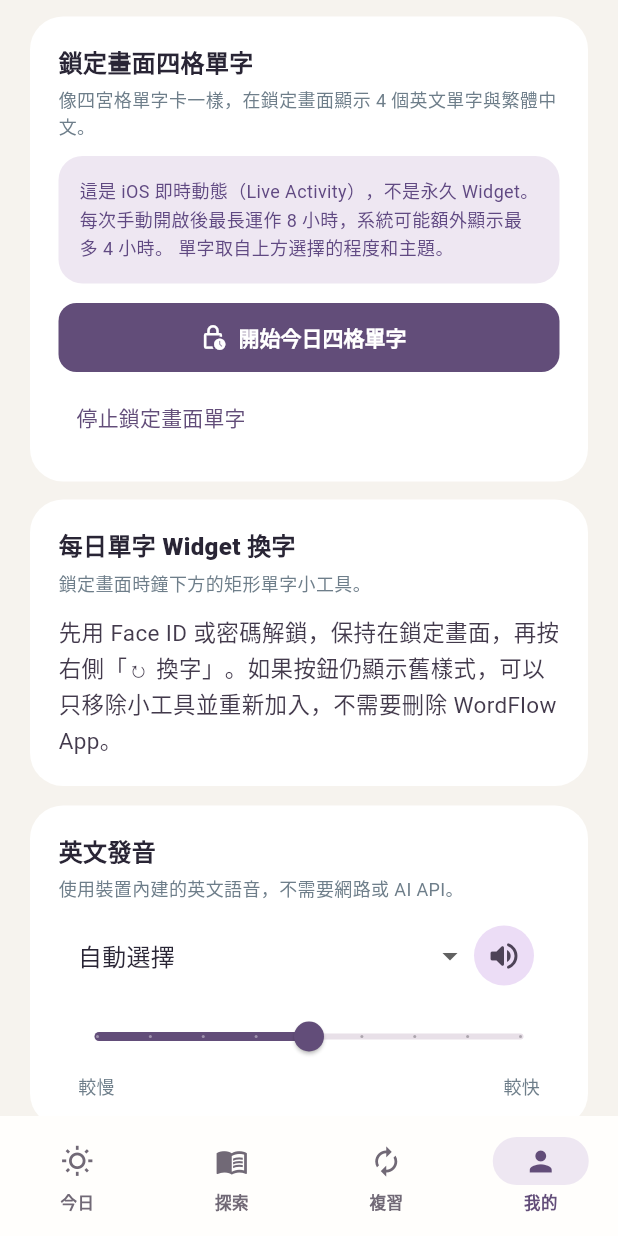
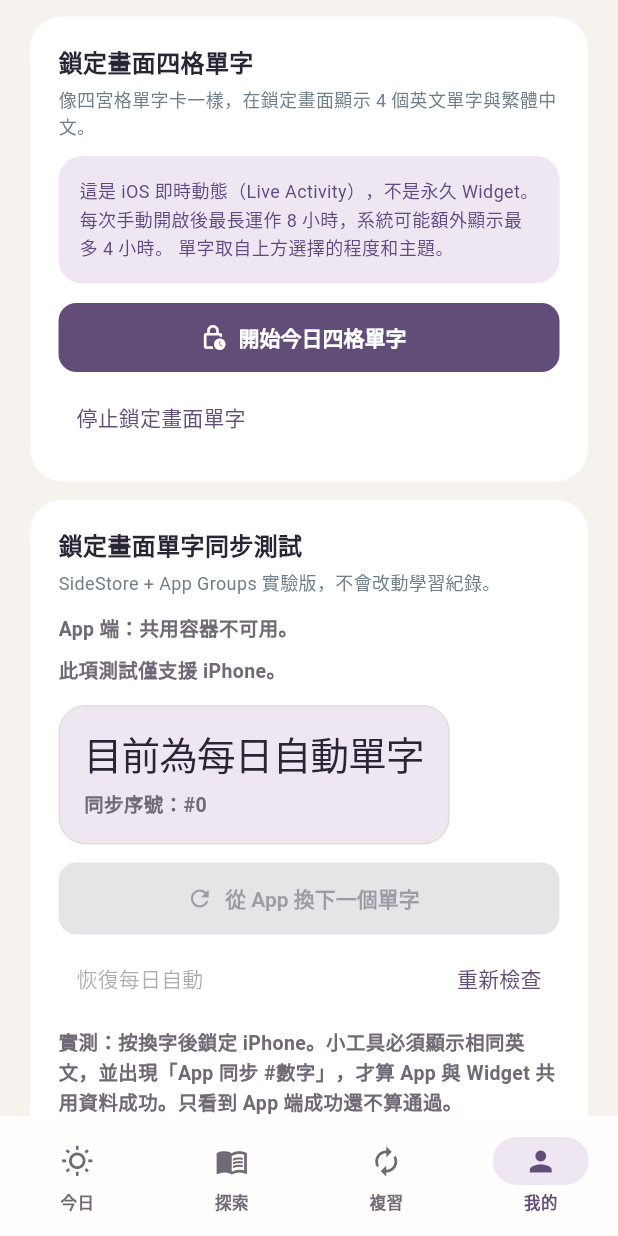
Before and after one commit to Kidkingsky/wordflow, a Flutter app: the screen it shows after launch, item 4 of the bottom bar chosen, scrolled down 576 dp, on a phone screen of 412 x 824 dp. Run offline on Flutter 3.47's test engine with Material 3 defaults, Android fonts, the phone set to English and light mode, and no system bars; our stand-ins replace flutter_tts, package_info_plus, shared_preferences.

Commit message:
test(ui): add App Groups sync controls and on-device status

```diff
--- a/lib/ui/pages/settings_page.dart
+++ b/lib/ui/pages/settings_page.dart
@@ -6,6 +6,7 @@ import 'package:package_info_plus/package_info_plus.dart';
 import '../../models/learning_item.dart';
 import '../../services/app_controller.dart';
 import '../../services/lock_screen_service.dart';
+import '../../services/widget_word_sync_service.dart';
 import '../theme/wordflow_design.dart';
 import '../../services/speech_service.dart';
 
@@ -71,16 +72,7 @@ class SettingsPage extends StatelessWidget {
         const SizedBox(height: 13),
         _LockScreenStudySection(controller: controller),
         const SizedBox(height: 12),
-        _SettingsSection(
-          title: '每日單字 Widget 換字',
-          subtitle: '鎖定畫面時鐘下方的矩形單字小工具。',
-          child: const Text(
-            '先用 Face ID 或密碼解鎖，保持在鎖定畫面，再按右側「↻ 換字」。'
-            '如果按鈕仍顯示舊樣式，可以只移除小工具並重新加入，'
-            '不需要刪除 WordFlow App。',
-            style: WordFlowDesign.body,
-          ),
-        ),
+        _AppGroupSyncExperiment(controller: controller),
         const SizedBox(height: 13),
         _SettingsSection(
           title: '英文發音',
@@ -143,6 +135,155 @@ class SettingsPage extends StatelessWidget {
   }
 }
 
+
+
+class _AppGroupSyncExperiment extends StatefulWidget {
+  const _AppGroupSyncExperiment({required this.controller});
+  final AppController controller;
+
+  @override
+  State<_AppGroupSyncExperiment> createState() => _AppGroupSyncExperimentState();
+}
+
+class _AppGroupSyncExperimentState extends State<_AppGroupSyncExperiment> {
+  WidgetWordSyncState? _status;
+  bool _busy = false;
+  String? _error;
+
+  @override
+  void initState() {
+    super.initState();
+    WidgetsBinding.instance.addPostFrameCallback((_) {
+      if (mounted) _perform(WidgetWordSyncService.status);
+    });
+  }
+
+  Future<void> _perform(Future<WidgetWordSyncState> Function() action) async {
+    if (_busy) return;
+    setState(() {
+      _busy = true;
+      _error = null;
+    });
+    try {
+      final result = await action();
+      if (!mounted) return;
+      setState(() => _status = result);
+    } on MissingPluginException {
+      if (!mounted) return;
+      setState(() => _error =
+          '找不到原生同步橋接，請確認已安裝 App Groups 實驗版。');
+    } on PlatformException catch (error) {
+      if (!mounted) return;
+      setState(() => _error = error.message ?? error.code);
+    } catch (error) {
+      if (!mounted) return;
+      setState(() => _error = '同步測試失敗：$error');
+    } finally {
+      if (mounted) setState(() => _busy = false);
+    }
+  }
+
+  @override
+  Widget build(BuildContext context) {
+    final status = _status;
+    final selected = WidgetWordSyncService.selectedItem(
+      widget.controller, status);
+    final usable = status?.available == true;
+
+    return _SettingsSection(
+      title: '鎖定畫面單字同步測試',
+      subtitle: 'SideStore + App Groups 實驗版，不會改動學習紀錄。',
+      child: Column(
+        crossAxisAlignment: CrossAxisAlignment.start,
+        children: [
+          if (_busy)
+            const Padding(
+              padding: EdgeInsets.only(bottom: 12),
+              child: LinearProgressIndicator(),
+            ),
+          Text(
+            status == null
+                ? '正在檢查 App Groups 權限…'
+                : usable
+                    ? 'App 端：共用容器可用（Widget 端仍須實測）。'
+                    : 'App 端：共用容器不可用。',
+            style: TextStyle(
+              fontSize: 13,
+              fontWeight: FontWeight.w700,
+              color: usable
+                  ? WordFlowDesign.sageDeep
+                  : WordFlowDesign.muted,
+            ),
+          ),
+          if (status?.reason != null) ...[
+            const SizedBox(height: 8),
+            Text(status!.reason!, style: WordFlowDesign.label),
+          ],
+          if (_error != null) ...[
+            const SizedBox(height: 8),
+            Text(_error!, style: const TextStyle(
+              fontSize: 13, color: Color(0xFF9D4438))),
+          ],
+          const SizedBox(height: 13),
+          Container(
+            padding: const EdgeInsets.all(16),
+            decoration: WordFlowDesign.panel(
+                color: WordFlowDesign.plumWash),
+            child: Column(
+              crossAxisAlignment: CrossAxisAlignment.start,
+              children: [
+                Text(
+                  selected == null ? '目前為每日自動單字' : selected.english,
+                  style: WordFlowDesign.english(size: 26),
+                ),
+                if (selected != null) ...[
+                  const SizedBox(height: 6),
+                  Text(selected.chinese, style: WordFlowDesign.body),
+                ],
+                const SizedBox(height: 8),
+                Text('同步序號：#${status?.revision ?? 0}', style: WordFlowDesign.label),
+              ],
+            ),
+          ),
+          const SizedBox(height: 12),
+          FilledButton.icon(
+            onPressed: usable && !_busy
+                ? () => _perform(() =>
+                    WidgetWordSyncService.nextWord(widget.controller))
+                : null,
+            icon: const Icon(Icons.refresh),
+            label: const Text('從 App 換下一個單字'),
+            style: FilledButton.styleFrom(
+              minimumSize: const Size.fromHeight(48)),
+          ),
+          const SizedBox(height: 5),
+          Row(children: [
+            TextButton(
+              onPressed: usable && !_busy
+                  ? () => _perform(WidgetWordSyncService.showDailyWord)
+                  : null,
+              child: const Text('恢復每日自動'),
+            ),
+            const Spacer(),
+            TextButton(
+              onPressed: _busy
+                  ? null
+                  : () => _perform(WidgetWordSyncService.status),
+              child: const Text('重新檢查'),
+            ),
+          ]),
+          const SizedBox(height: 9),
+          const Text(
+            '實測：按換字後鎖定 iPhone。小工具必須顯示相同英文，'
+            '並出現「App 同步 #數字」，才算 App 與 Widget 共用資料成功。'
+            '只看到 App 端成功還不算通過。',
+            style: WordFlowDesign.label,
+          ),
+        ],
+      ),
+    );
+  }
+}
 
 class _LockScreenStudySection extends StatefulWidget {
   const _LockScreenStudySection({required this.controller});
```
